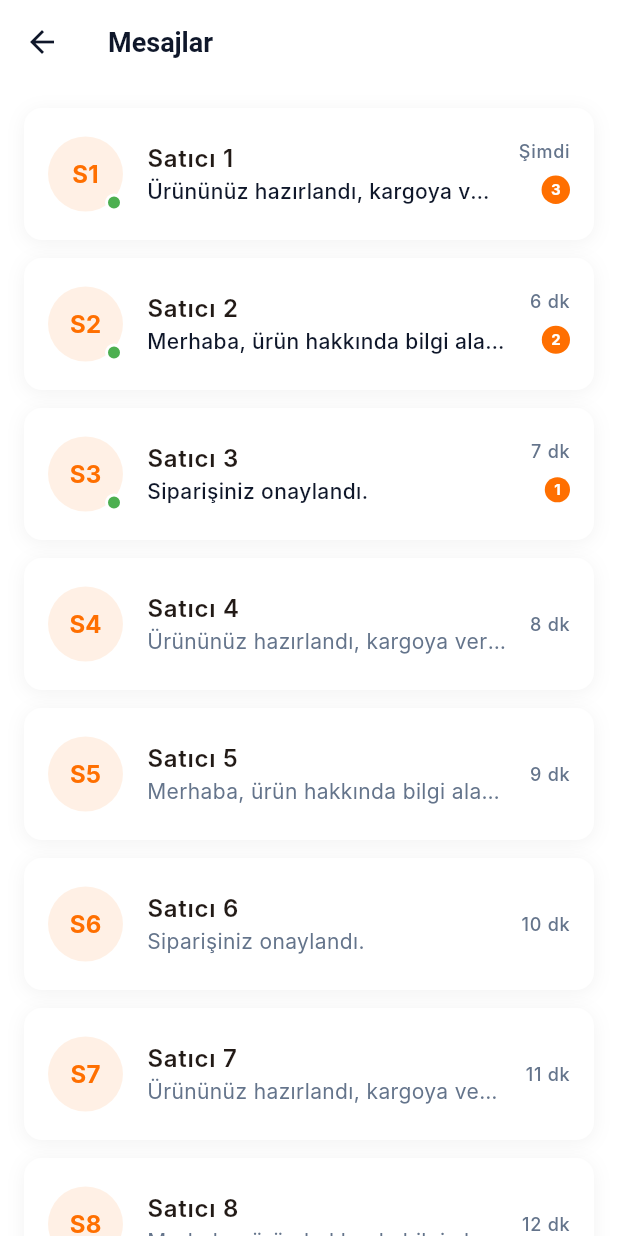
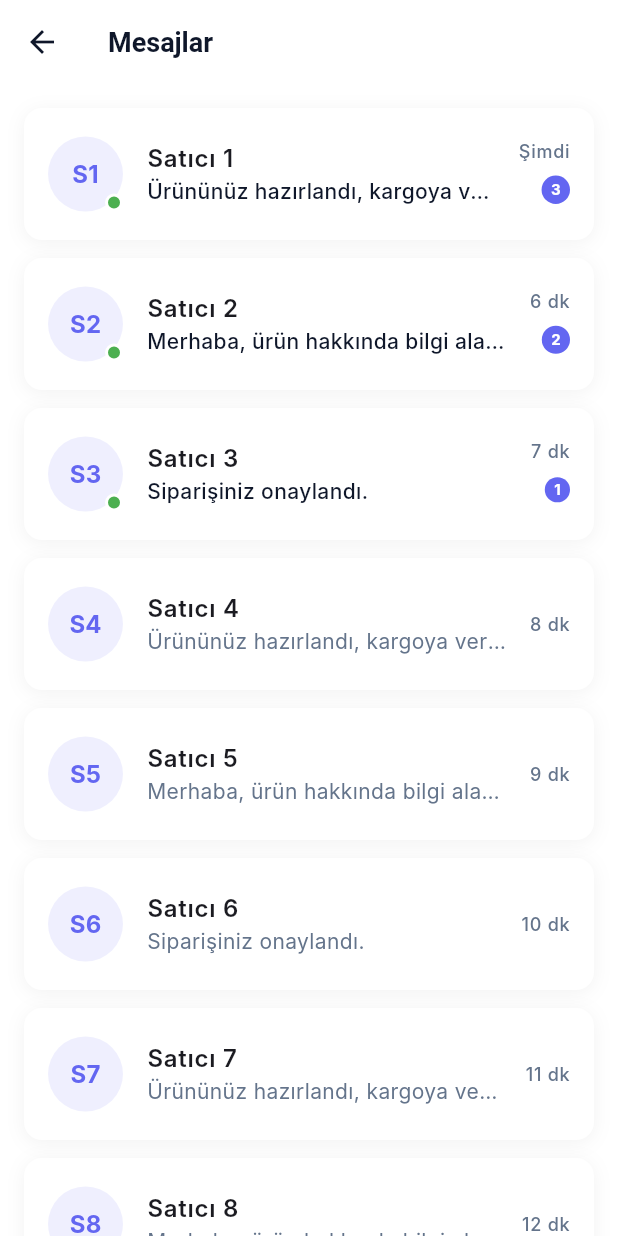
Before and after one commit to umitmamuk/musa-abi, a Flutter app: the screen it shows after launch, scrolled down 576 dp, after a tap on the "message" icon, on a phone screen of 412 x 824 dp. Run offline on Flutter 3.47's test engine with Material 3 defaults, Android fonts, the phone set to English and light mode, and no system bars; Roboto replaces fonts that are missing (Inter).

```diff
--- a/lib/core/constants/app_colors.dart
+++ b/lib/core/constants/app_colors.dart
@@ -1,34 +1,81 @@
 import 'package:flutter/material.dart';
 
 class AppColors {
-  // Ana Renkler
-  static const Color primary = Color(0xFFFF6F00);
-  static const Color secondary = Color(0xFF0F172A);
+  // Ana Renkler - Logonuza uygun
+  static const Color primary = Color(0xFF6366F1);      // Ana mavi-mor
+  static const Color primaryLight = Color(0xFF818CF8); // Açık mavi-mor
+  static const Color primaryDark = Color(0xFF4F46E5);  // Koyu mavi-mor
+  static const Color accent = Color(0xFF06B6D4);       // Cyan (gradient rengi)
+  static const Color secondary = Color(0xFF0F172A);    // Koyu renk
+
+  // Gradient Renkleri
+  static const List<Color> primaryGradient = [
+    Color(0xFF6366F1),
+    Color(0xFF06B6D4),
+  ];
+
+  static const List<Color> blueGradient = [
+    Color(0xFF6366F1),
+    Color(0xFF3B82F6),
+  ];
 
   // Arka Plan Renkleri
   static const Color background = Colors.white;
   static const Color surface = Color(0xFFF8FAFC);
+  static const Color surfaceLight = Color(0xFFF1F5F9);
 
   // Border ve Divider
   static const Color border = Color(0xFFE2E8F0);
+  static const Color borderLight = Color(0xFFF1F5F9);
 
   // Text Renkleri
   static const Color textPrimary = Color(0xFF0F172A);
   static const Color textSecondary = Color(0xFF64748B);
+  static const Color textLight = Color(0xFF94A3B8);
 
   // Durum Renkleri
-  static const Color success = Colors.green;
-  static const Color error = Colors.red;
-  static const Color warning = Colors.orange;
-  static const Color info = Colors.blue;
+  static const Color success = Color(0xFF10B981);
+  static const Color error = Color(0xFFEF4444);
+  static const Color warning = Color(0xFFF59E0B);
+  static const Color info = Color(0xFF3B82F6);
 
   // Kategori Renkleri
-  static const Color categoryPink = Colors.pink;
-  static const Color categoryBlue = Colors.blue;
-  static const Color categoryGreen = Colors.green;
-  static const Color categoryOrange = Colors.orange;
-  static const Color categoryPurple = Colors.purple;
-  static const Color categoryBrown = Colors.brown;
-  static const Color categoryRed = Colors.red;
-  static const Color categoryTeal = Colors.teal;
+  static const Color categoryPink = Color(0xFFEC4899);
+  static const Color categoryBlue = Color(0xFF3B82F6);
+  static const Color categoryGreen = Color(0xFF10B981);
+  static const Color categoryOrange = Color(0xFFF97316);
+  static const Color categoryPurple = Color(0xFF8B5CF6);
+  static const Color categoryBrown = Color(0xFF92400E);
+  static const Color categoryRed = Color(0xFFEF4444);
+  static const Color categoryTeal = Color(0xFF14B8A6);
+
+  // Gradient Oluşturucu
+  static LinearGradient getGradient({
+    List<Color>? colors,
+    AlignmentGeometry begin = Alignment.topLeft,
+    AlignmentGeometry end = Alignment.bottomRight,
+  }) {
+    return LinearGradient(
+      colors: colors ?? primaryGradient,
+      begin: begin,
+      end: end,
+    );
+  }
+
+  // Box Shadow
+  static List<BoxShadow> get cardShadow => [
+    BoxShadow(
+      color: primary.withOpacity(0.08),
+      blurRadius: 10,
+      offset: const Offset(0, 2),
+    ),
+  ];
+
+  static List<BoxShadow> get buttonShadow => [
+    BoxShadow(
+      color: primary.withOpacity(0.25),
+      blurRadius: 12,
+      offset: const Offset(0, 4),
+    ),
+  ];
 }
--- a/lib/presentation/screens/categories/category_products_screen.dart
+++ b/lib/presentation/screens/categories/category_products_screen.dart
@@ -1,7 +1,6 @@
 import 'package:flutter/foundation.dart';
 import 'package:flutter/material.dart';
 import '../../../core/constants/app_colors.dart';
-import '../../../data/models/category.dart';
 
 class CategoryProductsScreen extends StatelessWidget {
   final category; // final Category category
--- a/lib/presentation/screens/home/home_screen.dart
+++ b/lib/presentation/screens/home/home_screen.dart
@@ -1,5 +1,4 @@
 import 'package:flutter/material.dart';
-import '../../../core/constants/app_colors.dart';
 import '../../../data/models/product_video.dart';
 import '../../widgets/app_logo.dart';
 import '../search/search_screen.dart';
@@ -75,7 +74,7 @@ class _HomeScreenState extends State<HomeScreen> {
     ],
   ),
   child: SizedBox(
-              height: 56, // Header yüksekliğini sabitliyoruz
+    height: 56,
     child: Row(
       children: [
         // Arama Butonu (Sol)
@@ -89,17 +88,14 @@ class _HomeScreenState extends State<HomeScreen> {
             );
           },
           icon: const Icon(Icons.search, size: 28),
-                    color: AppColors.textPrimary,
+          color: const Color(0xFF6366F1), // Logonuzun rengi
           padding: const EdgeInsets.all(8),
         ),
 
-                  // Logo (Orta) - BÜYÜTÜLDÜ
+        // Logo (Orta) - TAM LOGONUZ
         const Expanded(
           child: Center(
-                      child: AppLogo(
-                        size: 45,  // 32'den 45'e çıkarıldı
-                        showText: true,  // Text gösteriliyor
-                      ),
+            child: AppLogoHeader(), // Tam logo kullanımı
           ),
         ),
 
@@ -120,7 +116,7 @@ class _HomeScreenState extends State<HomeScreen> {
                     );
                   },
                   icon: const Icon(Icons.message_outlined, size: 26),
-                            color: AppColors.textPrimary,
+                  color: const Color(0xFF6366F1),
                   padding: const EdgeInsets.all(8),
                 ),
                 Positioned(
@@ -130,7 +126,12 @@ class _HomeScreenState extends State<HomeScreen> {
                     width: 10,
                     height: 10,
                     decoration: BoxDecoration(
-                                color: AppColors.primary,
+                      gradient: const LinearGradient(
+                        colors: [
+                          Color(0xFF6366F1),
+                          Color(0xFF06B6D4),
+                        ],
+                      ),
                       shape: BoxShape.circle,
                       border: Border.all(color: Colors.white, width: 1.5),
                     ),
@@ -147,12 +148,12 @@ class _HomeScreenState extends State<HomeScreen> {
                     ScaffoldMessenger.of(context).showSnackBar(
                       const SnackBar(
                         content: Text('Bildirimler açılıyor...'),
-                                  backgroundColor: AppColors.primary,
+                        backgroundColor: Color(0xFF6366F1),
                       ),
                     );
                   },
                   icon: const Icon(Icons.notifications_outlined, size: 26),
-                            color: AppColors.textPrimary,
+                  color: const Color(0xFF6366F1),
                   padding: const EdgeInsets.all(8),
                 ),
                 Positioned(
@@ -161,10 +162,9 @@ class _HomeScreenState extends State<HomeScreen> {
                   child: Container(
                     width: 10,
                     height: 10,
-                              decoration: BoxDecoration(
+                    decoration: const BoxDecoration(
                       color: Colors.red,
                       shape: BoxShape.circle,
-                                border: Border.all(color: Colors.white, width: 1.5),
                     ),
                   ),
                 ),
--- a/lib/presentation/screens/main/main_screen.dart
+++ b/lib/presentation/screens/main/main_screen.dart
@@ -5,7 +5,6 @@ import '../categories/categories_screen.dart';
 import '../cart/cart_screen.dart';
 import '../profile/profile_screen.dart';
 import '../../widgets/add_video_bottom_sheet.dart';
-import '../../widgets/app_logo.dart';
 
 class MainScreen extends StatefulWidget {
   const MainScreen({Key? key}) : super(key: key);
```
Also changed, not shown: lib/presentation/widgets/app_logo.dart (+175 -199 lines), assets/icons/app_iconn.png (added), assets/images/logo_whitee.png (added). Lines whose indentation alone changed are shown as unchanged.
